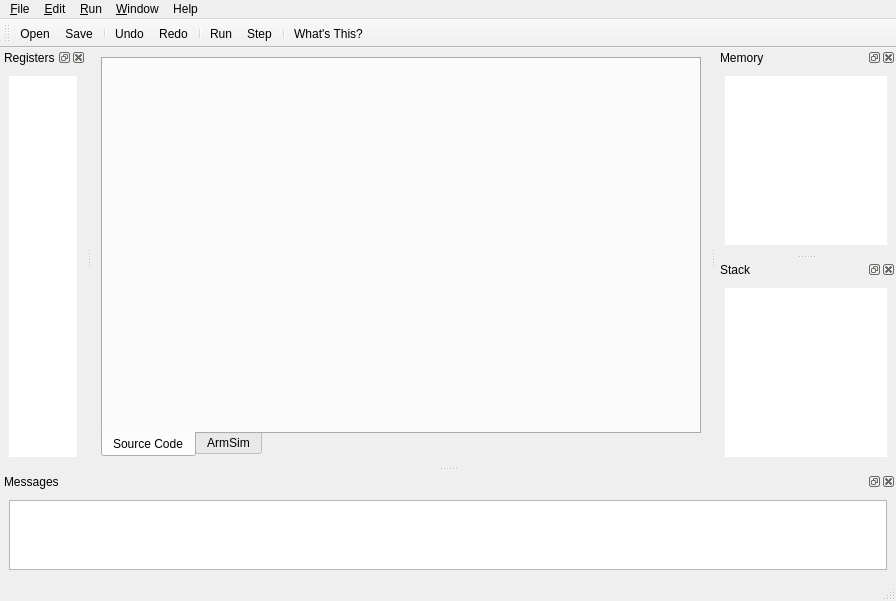
The window that ui/mainwindow.ui (barrachi/qtarmsim) describes before a commit, drawn with Qt 5.
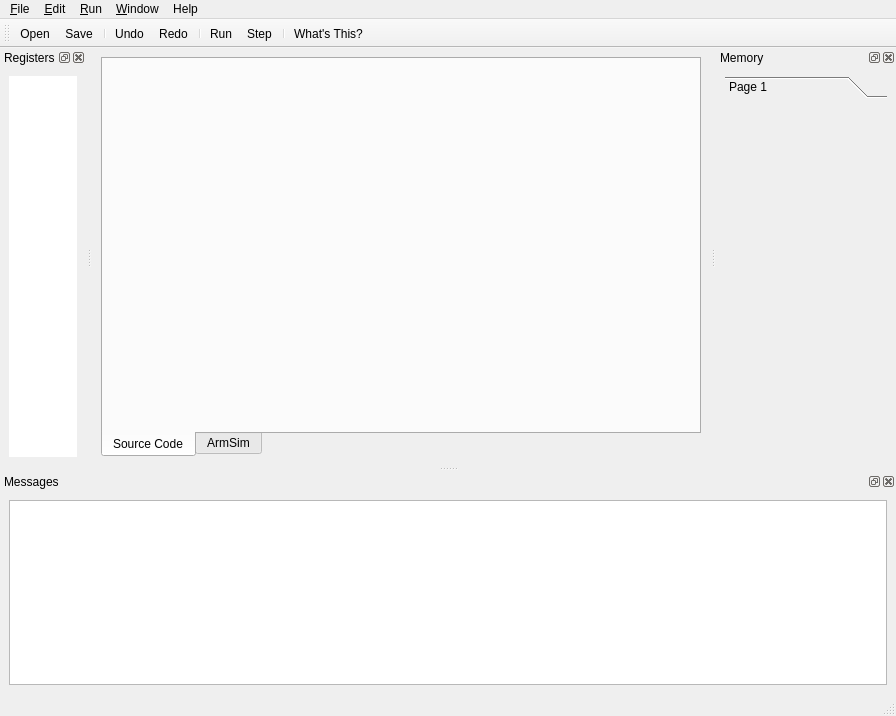
The same window after the commit. Icons and pictures are not drawn. Custom widgets are drawn as their Qt base class.

Commit message: Improved the memory/registers visualization

The edit to the form file:
```diff
--- a/ui/mainwindow.ui
+++ b/ui/mainwindow.ui
@@ -7,7 +7,7 @@
     <x>0</x>
     <y>0</y>
     <width>880</width>
-    <height>597</height>
+    <height>716</height>
    </rect>
   </property>
   <property name="sizePolicy">
@@ -284,7 +284,7 @@
    <property name="minimumSize">
     <size>
      <width>180</width>
-     <height>108</height>
+     <height>172</height>
     </size>
    </property>
    <property name="toolTip">
@@ -305,74 +305,23 @@
    <widget class="QWidget" name="dockWidgetContentsMemory">
     <layout class="QVBoxLayout" name="verticalLayout_3">
      <item>
-      <widget class="MyQTableView" name="tableViewMemory">
-       <property name="frameShape">
-        <enum>QFrame::NoFrame</enum>
-       </property>
-       <property name="frameShadow">
-        <enum>QFrame::Plain</enum>
-       </property>
-       <property name="lineWidth">
+      <widget class="QToolBox" name="toolBoxMemory">
+       <property name="currentIndex">
         <number>0</number>
        </property>
-       <property name="alternatingRowColors">
-        <bool>true</bool>
-       </property>
-       <attribute name="horizontalHeaderVisible">
-        <bool>true</bool>
-       </attribute>
-       <attribute name="verticalHeaderVisible">
-        <bool>false</bool>
-       </attribute>
-      </widget>
-     </item>
-    </layout>
-   </widget>
-  </widget>
-  <widget class="QDockWidget" name="dockWidgetStack">
-   <property name="minimumSize">
-    <size>
-     <width>180</width>
-     <height>108</height>
-    </size>
-   </property>
-   <property name="toolTip">
-    <string/>
-   </property>
-   <property name="whatsThis">
-    <string>The Stack dock shows the stack memory dump</string>
-   </property>
-   <property name="allowedAreas">
-    <set>Qt::LeftDockWidgetArea|Qt::RightDockWidgetArea</set>
-   </property>
-   <property name="windowTitle">
-    <string>Stack</string>
-   </property>
-   <attribute name="dockWidgetArea">
-    <number>2</number>
-   </attribute>
-   <widget class="QWidget" name="dockWidgetContentsStack">
-    <layout class="QVBoxLayout" name="verticalLayout_4">
-     <item>
-      <widget class="MyQTableView" name="tableViewStack">
-       <property name="frameShape">
-        <enum>QFrame::NoFrame</enum>
-       </property>
-       <property name="frameShadow">
-        <enum>QFrame::Plain</enum>
-       </property>
-       <property name="lineWidth">
-        <number>0</number>
-       </property>
-       <property name="alternatingRowColors">
-        <bool>true</bool>
-       </property>
-       <attribute name="horizontalHeaderVisible">
-        <bool>true</bool>
-       </attribute>
-       <attribute name="verticalHeaderVisible">
-        <bool>false</bool>
-       </attribute>
+       <widget class="QWidget" name="page_3">
+        <property name="geometry">
+         <rect>
+          <x>0</x>
+          <y>0</y>
+          <width>156</width>
+          <height>460</height>
+         </rect>
+        </property>
+        <attribute name="label">
+         <string>Page 1</string>
+        </attribute>
+       </widget>
       </widget>
      </item>
     </layout>
```
Left out of the diff: 38 changed lines with no effect on the pictures. The commit also changes 3 other files.
